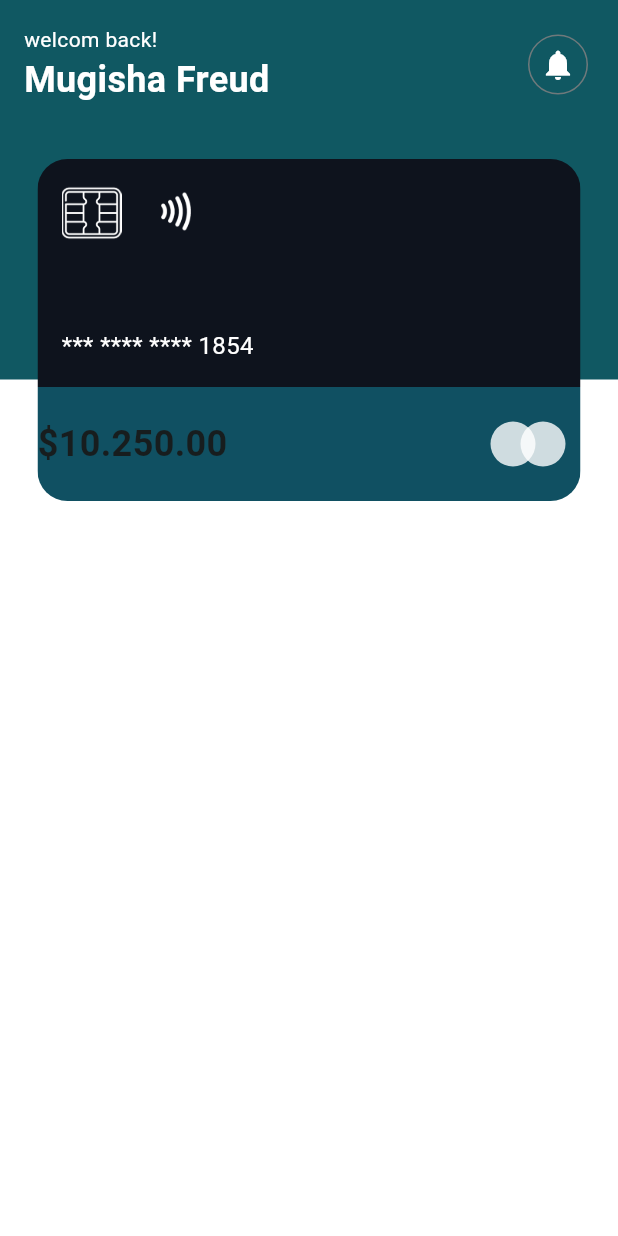
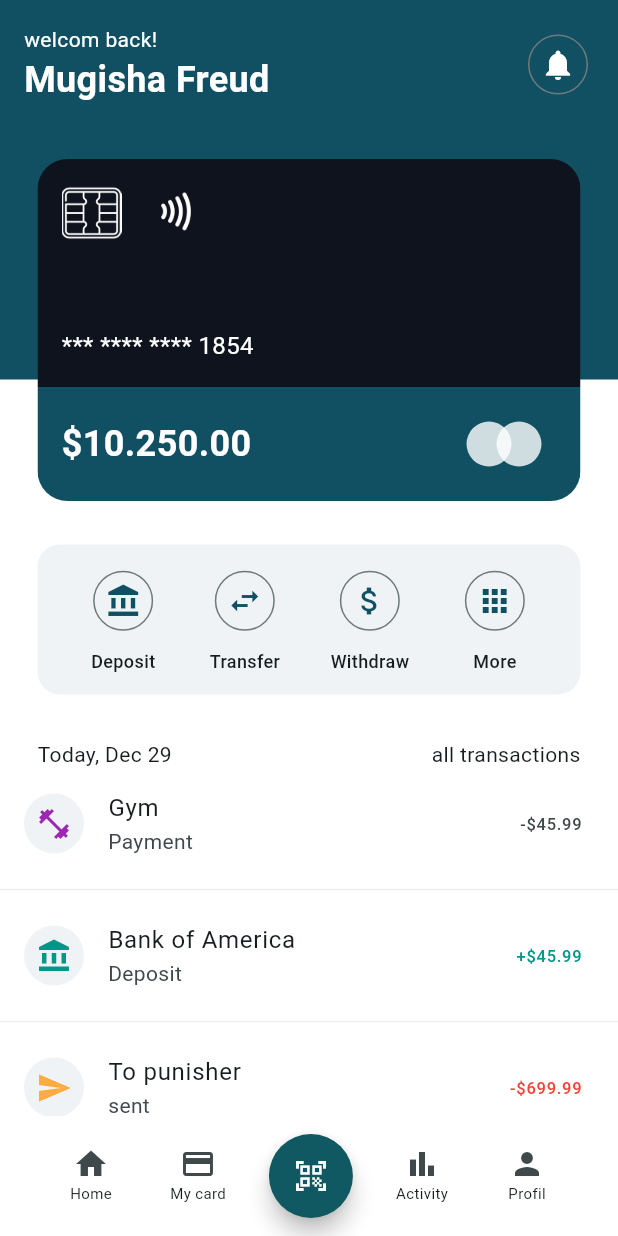
Before and after one commit to freudpunisher/fintech_ui, a Flutter app: the screen it shows after launch, on a phone screen of 412 x 824 dp. Run offline on Flutter 3.47's test engine with Material 3 defaults, Android fonts, the phone set to English and light mode, and no system bars.

Commit message:
home screen alomost done

```diff
--- a/lib/main.dart
+++ b/lib/main.dart
@@ -1,4 +1,6 @@
-import 'package:fintech_ui/credit_card.dart';
+import 'package:fintech_ui/widgets/action_button.dart';
+import 'package:fintech_ui/widgets/credit_card.dart';
+import 'package:fintech_ui/widgets/transation_list.dart';
 import 'package:flutter/material.dart';
 
 void main() {
@@ -44,7 +46,7 @@ class Home extends StatelessWidget {
   @override
   Widget build(BuildContext context) {
     return Scaffold(
-      backgroundColor: Color.fromARGB(255, 16, 88, 98),
+      backgroundColor: Color.fromARGB(255, 16, 80, 98),
       body: SafeArea(
           bottom: false,
           child: Column(
@@ -85,6 +87,16 @@ class Home extends StatelessWidget {
                 Container(
                   margin: const EdgeInsets.only(top: 167),
                   color: Colors.white,
+                  child: const Column(children: [
+                    SizedBox(
+                      height: 110,
+                    ),
+                    ActionsButtons(),
+                    SizedBox(
+                      height: 30,
+                    ),
+                    TransationList()
+                  ]),
                 ),
                 const Positioned(
                   top: 20,
@@ -95,6 +107,66 @@ class Home extends StatelessWidget {
               ]))
             ],
           )),
+      bottomNavigationBar: BottomAppBar(
+        color: Colors.white,
+        child: Row(
+          mainAxisAlignment: MainAxisAlignment.spaceEvenly,
+          children: [
+            IconButton(
+                onPressed: () {},
+                icon: const Column(
+                  children: [
+                    Icon(Icons.home),
+                    Text(
+                      "Home",
+                      style: TextStyle(fontSize: 10),
+                    )
+                  ],
+                )),
+            IconButton(
+                onPressed: () {},
+                icon: const Column(
+                  children: [
+                    Icon(Icons.credit_card),
+                    Text(
+                      "My card",
+                      style: TextStyle(fontSize: 10),
+                    )
+                  ],
+                )),
+            FloatingActionButton(
+              onPressed: () {},
+              backgroundColor: const Color.fromARGB(255, 16, 88, 98),
+              child: const Icon(Icons.qr_code_scanner, color: Colors.white),
+              shape: RoundedRectangleBorder(
+                borderRadius: BorderRadius.circular(30),
+              ),
+            ),
+            IconButton(
+                onPressed: () {},
+                icon: const Column(
+                  children: [
+                    Icon(Icons.bar_chart),
+                    Text(
+                      "Activity",
+                      style: TextStyle(fontSize: 10),
+                    )
+                  ],
+                )),
+            IconButton(
+                onPressed: () {},
+                icon: const Column(
+                  children: [
+                    Icon(Icons.person),
+                    Text(
+                      "Profil",
+                      style: TextStyle(fontSize: 10),
+                    )
+                  ],
+                )),
+          ],
+        ),
+      ),
     );
   }
 }
--- /dev/null
+++ b/lib/widgets/action_button.dart
@@ -0,0 +1,63 @@
+import 'package:flutter/material.dart';
+
+class ActionsButtons extends StatelessWidget {
+  const ActionsButtons({super.key});
+
+  @override
+  Widget build(BuildContext context) {
+    return Padding(
+      padding: const EdgeInsets.symmetric(horizontal: 25.0),
+      child: Container(
+        width: double.infinity,
+        alignment: Alignment.center,
+        height: 100,
+        decoration: BoxDecoration(
+          color: const Color.fromARGB(255, 239, 243, 245),
+          borderRadius: BorderRadius.circular(15),
+        ),
+        child: const Row(
+          mainAxisAlignment: MainAxisAlignment.spaceEvenly,
+          children: [
+            ActionButton(
+              icon: Icons.account_balance,
+              label: 'Deposit',
+            ),
+            ActionButton(
+              icon: Icons.swap_horiz,
+              label: 'Transfer',
+            ),
+            ActionButton(
+              icon: Icons.attach_money,
+              label: 'Withdraw',
+            ),
+            ActionButton(
+              icon: Icons.apps_sharp,
+              label: 'More',
+            ),
+          ],
+        ),
+      ),
+    );
+  }
+}
+
+class ActionButton extends StatelessWidget {
+  const ActionButton({super.key, required this.icon, required this.label});
+  final IconData icon;
+  final String label;
+
+  @override
+  Widget build(BuildContext context) {
+    return Column(
+      mainAxisAlignment: MainAxisAlignment.center,
+      children: [
+        IconButton.outlined(
+            onPressed: () {},
+            icon: Icon(icon, color: const Color.fromARGB(255, 16, 80, 98))),
+        const SizedBox(height: 8),
+        Text(label,
+            style: const TextStyle(fontSize: 12, fontWeight: FontWeight.w500)),
+      ],
+    );
+  }
+}
--- a/lib/credit_card.dart
+++ b/lib/widgets/credit_card.dart
@@ -49,15 +49,17 @@ class CreditCard extends StatelessWidget {
                   flex: 1,
                   child: Container(
                     color: Color.fromARGB(255, 16, 80, 98),
+                    child: Padding(
+                      padding: const EdgeInsets.symmetric(horizontal: 16.0),
                       child: Row(
                         mainAxisAlignment: MainAxisAlignment.spaceBetween,
                         children: [
-                        Text(
+                          const Text(
                             '\$10.250.00',
                             style: TextStyle(
                                 fontSize: 24,
                                 fontWeight: FontWeight.bold,
-                          ),
+                                color: Colors.white),
                           ),
                           Row(
                             mainAxisAlignment: MainAxisAlignment.start,
@@ -77,6 +79,7 @@ class CreditCard extends StatelessWidget {
                           ),
                         ],
                       ),
+                    ),
                   )),
             ],
           ),
--- /dev/null
+++ b/lib/widgets/transation_list.dart
@@ -0,0 +1,67 @@
+// ignore_for_file: prefer_const_constructors
+
+import 'package:flutter/material.dart';
+import 'package:flutter/widgets.dart';
+
+class TransationList extends StatelessWidget {
+  const TransationList({super.key});
+
+  @override
+  Widget build(BuildContext context) {
+    return Expanded(
+      child: ListView(
+        children: [
+          const Padding(
+            padding: EdgeInsets.symmetric(horizontal: 25.0),
+            child: Row(
+              mainAxisAlignment: MainAxisAlignment.spaceBetween,
+              children: [
+                Text("Today, Dec 29"),
+                Row(
+                  children: [
+                    Text("all transactions"),
+                  ],
+                )
+              ],
+            ),
+          ),
+          ListTile(
+            leading: CircleAvatar(
+                backgroundColor: Color.fromARGB(255, 239, 243, 245),
+                child: Icon(Icons.fitness_center, color: Colors.purple)),
+            title: Text("Gym"),
+            subtitle: Text("Payment"),
+            trailing: Text(
+              "-\$45.99",
+              // style: TextStyle(color: Colors.red),
+            ),
+          ),
+          Divider(color: Colors.grey[200]),
+          ListTile(
+            leading: CircleAvatar(
+                backgroundColor: Color.fromARGB(255, 239, 243, 245),
+                child: Icon(Icons.account_balance, color: Colors.teal)),
+            title: Text("Bank of America"),
+            subtitle: Text("Deposit"),
+            trailing: Text(
+              "+\$45.99",
+              style: TextStyle(color: Colors.teal),
+            ),
+          ),
+          Divider(color: Colors.grey[200]),
+          ListTile(
+            leading: CircleAvatar(
+                backgroundColor: Color.fromARGB(255, 239, 243, 245),
+                child: Icon(Icons.send, color: Colors.orangeAccent)),
+            title: Text("To punisher"),
+            subtitle: Text("sent"),
+            trailing: Text(
+              "-\$699.99",
+              style: TextStyle(color: Colors.red),
+            ),
+          ),
+        ],
+      ),
+    );
+  }
+}
```
Lines whose indentation alone changed are shown as unchanged.
